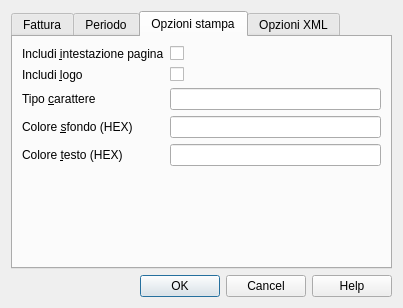
The window that Fatture elettroniche/B2B/ch.banana.it.efattura.b2b.dialog.ui (BananaAccounting/Italia) describes before a commit, drawn with Qt 5.
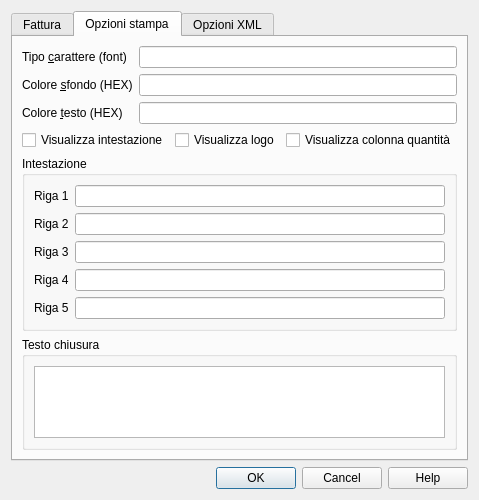
The same window after the commit. The open tabs and pages were chosen to show the change.

The edit to the form file:
```diff
--- a/Fatture elettroniche/B2B/ch.banana.it.efattura.b2b.dialog.ui
+++ b/Fatture elettroniche/B2B/ch.banana.it.efattura.b2b.dialog.ui
@@ -6,14 +6,14 @@
    <rect>
     <x>0</x>
     <y>0</y>
-    <width>384</width>
-    <height>290</height>
+    <width>427</width>
+    <height>466</height>
    </rect>
   </property>
   <property name="windowTitle">
    <string notr="true">Fattura elettronica</string>
   </property>
-  <layout class="QVBoxLayout" name="verticalLayout_7">
+  <layout class="QVBoxLayout" name="verticalLayout_8">
    <item>
     <widget class="QTabWidget" name="tabWidget">
      <property name="currentIndex">
@@ -87,84 +87,11 @@
         </widget>
        </item>
        <item>
-        <widget class="QGroupBox" name="stampaGroupBox">
-         <property name="title">
-          <string>Formato</string>
-         </property>
-         <layout class="QVBoxLayout" name="verticalLayout_2">
-          <item>
-           <widget class="QRadioButton" name="stampaPDFRadioButton">
-            <property name="text">
-             <string>&amp;Anteprima di stampa</string>
-            </property>
-            <property name="checked">
-             <bool>true</bool>
-            </property>
-           </widget>
-          </item>
-          <item>
-           <widget class="QRadioButton" name="stampaXmlRadioButton">
-            <property name="text">
-             <string>File &amp;XML per trasmissione</string>
-            </property>
-           </widget>
-          </item>
-          <item>
-           <layout class="QHBoxLayout" name="horizontalLayout_2">
-            <item>
-             <spacer name="horizontalSpacer_4">
-              <property name="orientation">
-               <enum>Qt::Horizontal</enum>
-              </property>
-              <property name="sizeType">
-               <enum>QSizePolicy::Fixed</enum>
-              </property>
-              <property name="sizeHint" stdset="0">
-               <size>
-                <width>15</width>
-                <height>20</height>
-               </size>
-              </property>
-             </spacer>
-            </item>
-            <item>
-             <widget class="QCheckBox" name="apriXmlCheckBox">
-              <property name="text">
-               <string>&amp;Visualizza file immediatamente</string>
-              </property>
-             </widget>
-            </item>
-           </layout>
-          </item>
-         </layout>
-        </widget>
-       </item>
-       <item>
-        <spacer name="verticalSpacer_4">
-         <property name="orientation">
-          <enum>Qt::Vertical</enum>
-         </property>
-         <property name="sizeHint" stdset="0">
-          <size>
-           <width>20</width>
-           <height>44</height>
-          </size>
-         </property>
-        </spacer>
-       </item>
-      </layout>
-     </widget>
-     <widget class="QWidget" name="tabPeriodo">
-      <attribute name="title">
-       <string>Periodo</string>
-      </attribute>
-      <layout class="QVBoxLayout" name="verticalLayout_8">
-       <item>
         <widget class="QGroupBox" name="periodGroupBox">
          <property name="title">
           <string notr="true">Period</string>
          </property>
-         <layout class="QVBoxLayout" name="verticalLayout_3">
+         <layout class="QVBoxLayout" name="verticalLayout_6">
           <item>
            <layout class="QHBoxLayout" name="horizontalLayout_5">
             <item>
@@ -324,14 +251,67 @@
         </widget>
        </item>
        <item>
-        <spacer name="verticalSpacer">
+        <widget class="QGroupBox" name="stampaGroupBox">
+         <property name="title">
+          <string>Formato</string>
+         </property>
+         <layout class="QVBoxLayout" name="verticalLayout_2">
+          <item>
+           <widget class="QRadioButton" name="stampaPDFRadioButton">
+            <property name="text">
+             <string>&amp;Anteprima di stampa</string>
+            </property>
+            <property name="checked">
+             <bool>true</bool>
+            </property>
+           </widget>
+          </item>
+          <item>
+           <widget class="QRadioButton" name="stampaXmlRadioButton">
+            <property name="text">
+             <string>File &amp;XML per trasmissione</string>
+            </property>
+           </widget>
+          </item>
+          <item>
+           <layout class="QHBoxLayout" name="horizontalLayout_2">
+            <item>
+             <spacer name="horizontalSpacer_4">
+              <property name="orientation">
+               <enum>Qt::Horizontal</enum>
+              </property>
+              <property name="sizeType">
+               <enum>QSizePolicy::Fixed</enum>
+              </property>
+              <property name="sizeHint" stdset="0">
+               <size>
+                <width>15</width>
+                <height>20</height>
+               </size>
+              </property>
+             </spacer>
+            </item>
+            <item>
+             <widget class="QCheckBox" name="apriXmlCheckBox">
+              <property name="text">
+               <string>&amp;Visualizza file immediatamente</string>
+              </property>
+             </widget>
+            </item>
+           </layout>
+          </item>
+         </layout>
+        </widget>
+       </item>
+       <item>
+        <spacer name="verticalSpacer_4">
          <property name="orientation">
           <enum>Qt::Vertical</enum>
          </property>
          <property name="sizeHint" stdset="0">
           <size>
            <width>20</width>
-           <height>75</height>
+           <height>44</height>
           </size>
          </property>
         </spacer>
@@ -342,57 +322,23 @@
       <attribute name="title">
        <string>Opzioni stampa</string>
       </attribute>
-      <layout class="QVBoxLayout" name="verticalLayout_5">
+      <layout class="QVBoxLayout" name="verticalLayout_3">
        <item>
         <layout class="QGridLayout" name="gridLayout">
          <item row="0" column="0">
-          <widget class="QLabel" name="printHeaderLabel">
-           <property name="text">
-            <string notr="true">Includi &amp;intestazione pagina</string>
-           </property>
-           <property name="buddy">
-            <cstring>printHeaderCheckBox</cstring>
-           </property>
-          </widget>
-         </item>
-         <item row="0" column="1">
-          <layout class="QHBoxLayout" name="horizontalLayout_3">
-           <item>
-            <widget class="QCheckBox" name="printHeaderCheckBox"/>
-           </item>
-          </layout>
-         </item>
-         <item row="1" column="0">
-          <widget class="QLabel" name="printLogoLabel">
-           <property name="text">
-            <string notr="true">Includi &amp;logo</string>
-           </property>
-           <property name="buddy">
-            <cstring>printLogoCheckBox</cstring>
-           </property>
-          </widget>
-         </item>
-         <item row="1" column="1">
-          <layout class="QHBoxLayout" name="horizontalLayout_4">
-           <item>
-            <widget class="QCheckBox" name="printLogoCheckBox"/>
-           </item>
-          </layout>
-         </item>
-         <item row="2" column="0">
           <widget class="QLabel" name="fontTypeLabel">
            <property name="text">
-            <string notr="true">Tipo &amp;carattere</string>
+            <string notr="true">Tipo &amp;carattere (font)</string>
            </property>
            <property name="buddy">
             <cstring>fontTypeLineEdit</cstring>
            </property>
           </widget>
          </item>
-         <item row="2" column="1">
+         <item row="0" column="1">
           <widget class="QLineEdit" name="fontTypeLineEdit"/>
          </item>
-         <item row="3" column="0">
+         <item row="1" column="0">
           <widget class="QLabel" name="bgColorLabel">
            <property name="text">
             <string notr="true">Colore &amp;sfondo (HEX)</string>
@@ -402,10 +348,10 @@
            </property>
           </widget>
          </item>
-         <item row="3" column="1">
+         <item row="1" column="1">
           <widget class="QLineEdit" name="bgColorLineEdit"/>
          </item>
-         <item row="4" column="0">
+         <item row="2" column="0">
           <widget class="QLabel" name="textColorLabel">
            <property name="text">
             <string notr="true">Colore &amp;testo (HEX)</string>
@@ -415,23 +361,114 @@
            </property>
           </widget>
          </item>
-         <item row="4" column="1">
+         <item row="2" column="1">
           <widget class="QLineEdit" name="textColorLineEdit"/>
          </item>
         </layout>
        </item>
        <item>
-        <spacer name="verticalSpacer_3">
-         <property name="orientation">
-          <enum>Qt::Vertical</enum>
+        <layout class="QHBoxLayout" name="horizontalLayout_3">
+         <item>
+          <widget class="QCheckBox" name="printHeaderCheckBox">
+           <property name="text">
+            <string>Visualizza intestazione</string>
+           </property>
+          </widget>
+         </item>
+         <item>
+          <widget class="QCheckBox" name="printLogoCheckBox">
+           <property name="text">
+            <string>Visualizza logo</string>
+           </property>
+          </widget>
+         </item>
+         <item>
+          <widget class="QCheckBox" name="printQuantityCheckBox">
+           <property name="text">
+            <string>Visualizza colonna quantità</string>
+           </property>
+          </widget>
+         </item>
+        </layout>
+       </item>
+       <item>
+        <widget class="QGroupBox" name="invoiceHeaderGroupBox">
+         <property name="title">
+          <string>Intestazione</string>
          </property>
-         <property name="sizeHint" stdset="0">
-          <size>
-           <width>20</width>
-           <height>90</height>
-          </size>
+         <layout class="QVBoxLayout" name="verticalLayout_7">
+          <item>
+           <layout class="QGridLayout" name="gridLayout_4">
+            <item row="0" column="0">
+             <widget class="QLabel" name="invoiceRow1Label">
+              <property name="text">
+               <string>Riga 1</string>
+              </property>
+             </widget>
+            </item>
+            <item row="0" column="1">
+             <widget class="QLineEdit" name="invoiceRow1LineEdit"/>
+            </item>
+            <item row="1" column="0">
+             <widget class="QLabel" name="invoiceRow2Label">
+              <property name="text">
+               <string>Riga 2</string>
+              </property>
+             </widget>
+            </item>
+            <item row="1" column="1">
+             <widget class="QLineEdit" name="invoiceRow2LineEdit"/>
+            </item>
+            <item row="2" column="0">
+             <widget class="QLabel" name="invoiceRow3Label">
+              <property name="text">
+               <string>Riga 3</string>
+              </property>
+             </widget>
+            </item>
+            <item row="2" column="1">
+             <widget class="QLineEdit" name="invoiceRow3LineEdit"/>
+            </item>
+            <item row="3" column="0">
+             <widget class="QLabel" name="invoiceRow4Label">
+              <property name="text">
+               <string>Riga 4</string>
+              </property>
+             </widget>
+            </item>
+            <item row="3" column="1">
+             <widget class="QLineEdit" name="invoiceRow4LineEdit"/>
+            </item>
+            <item row="4" column="0">
+             <widget class="QLabel" name="invoiceRow5Label">
+              <property name="text">
+               <string>Riga 5</string>
+              </property>
+             </widget>
+            </item>
+            <item row="4" column="1">
+             <widget class="QLineEdit" name="invoiceRow5LineEdit"/>
+            </item>
+           </layout>
+          </item>
+         </layout>
+        </widget>
+       </item>
+       <item>
+        <widget class="QGroupBox" name="invoiceFooterGroupBox">
+         <property name="title">
+          <string>Testo chiusura</string>
          </property>
-        </spacer>
+         <layout class="QVBoxLayout" name="verticalLayout_5">
+          <item>
+           <widget class="QTextEdit" name="invoiceFooterTextEdit">
+            <property name="acceptRichText">
+             <bool>false</bool>
+            </property>
+           </widget>
+          </item>
+         </layout>
+        </widget>
        </item>
       </layout>
      </widget>
```
Left out of the diff: 41 changed lines with no effect on the pictures.
